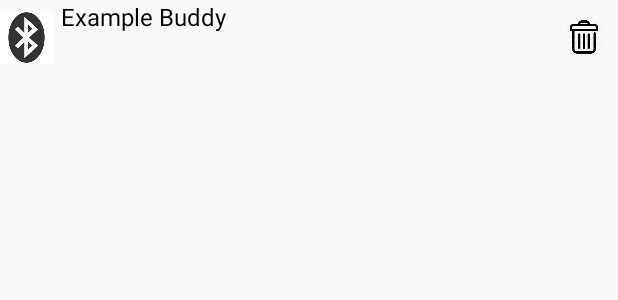
After one commit to NerdsWitAttitudes/Smart-Gym-Android, an Android app: the layout buddy_list_item.xml on its own in the app's theme, with its tools: preview values and no code run, on a phone screen of 412 x 824 dp. The commit adds this screen. Shown: the top 300 px of the screen. Run offline under Robolectric (Android 15) with nearby library versions, the phone set to English and light mode, and no system bars.

Commit message:
listing done

```diff
--- a/app/src/main/AndroidManifest.xml
+++ b/app/src/main/AndroidManifest.xml
@@ -53,6 +53,9 @@
             android:name=".activities.SportScheduleItem"
             android:screenOrientation="portrait"
             android:parentActivityName=".activities.SportSchedule"/>
+        <activity
+            android:name=".activities.Buddies"
+            android:screenOrientation="portrait"/>
     </application>
 
 </manifest>
--- a/app/src/main/java/com/nwa/smartgym/activities/Devices.java
+++ b/app/src/main/java/com/nwa/smartgym/activities/Devices.java
@@ -30,7 +30,6 @@ public class Devices extends OrmLiteBaseListActivity<DatabaseHelper>{
 
     private Context context;
     private OrmLiteCursorAdapter<Device, RelativeLayout> viewAdapter;
-    private LayoutInflater layoutInflater;
 
     private Dao<Device, UUID> deviceDao;
     private PreparedQuery<Device> preparedListQuery;
--- a/app/src/main/java/com/nwa/smartgym/activities/Main.java
+++ b/app/src/main/java/com/nwa/smartgym/activities/Main.java
@@ -73,6 +73,11 @@ public class Main extends AppCompatActivity {
                 getString(R.string.action_sport_schedule),
                 new Intent(this, SportSchedule.class)
         ));
+        drawerItems.add(new DrawerItem(
+                getResources().getDrawable(R.drawable.ic_date_range_black_24dp),
+                getString(R.string.buddies),
+                new Intent(this, Buddies.class)
+        ));
         drawerItems.add(getLoginDrawerItem());
 
 
--- a/app/src/main/java/com/nwa/smartgym/api/BuddyAPI.java
+++ b/app/src/main/java/com/nwa/smartgym/api/BuddyAPI.java
@@ -11,5 +11,5 @@ import retrofit2.http.GET;
  */
 public interface BuddyAPI {
     @GET("user/buddies")
-    Call<List<Buddy>> getBuddies();
+    Call<List<Buddy>> list();
 }
--- a/app/src/main/java/com/nwa/smartgym/api/callbacks/Callback.java
+++ b/app/src/main/java/com/nwa/smartgym/api/callbacks/Callback.java
@@ -3,6 +3,7 @@ package com.nwa.smartgym.api.callbacks;
 import android.app.Activity;
 import android.content.Context;
 import android.content.Intent;
+import android.util.Log;
 import android.widget.Toast;
 
 import com.nwa.smartgym.R;
@@ -38,6 +39,7 @@ public abstract class Callback<T> implements retrofit2.Callback<T> {
 
     @Override
     public void onFailure(Call<T> call, Throwable t) {
+        Log.e(this.getClass().getName(), t.toString());
         ErrorHelper.raiseGenericError(context);
     }
 
--- /dev/null
+++ b/app/src/main/res/layout/buddy_list_item.xml
@@ -0,0 +1,37 @@
+<?xml version="1.0" encoding="utf-8"?>
+<RelativeLayout
+    xmlns:android="http://schemas.android.com/apk/res/android"
+    android:layout_width="match_parent"
+    android:layout_height="50dp"
+    android:id="@+id/buddy_list_item"
+    android:paddingRight="10dp">
+
+    <ImageView
+        android:layout_height="35dp"
+        android:layout_width="35dp"
+        android:layout_marginRight="5dp"
+        android:layout_centerVertical="true"
+        android:layout_alignParentLeft="true"
+        android:layout_alignParentStart="true"
+        android:id="@+id/logo_buddy_list_item"
+        android:src="@drawable/bluetooth"/>
+
+    <TextView
+        android:layout_width="wrap_content"
+        android:layout_height="wrap_content"
+        android:textAppearance="?android:attr/textAppearanceListItem"
+        android:text="Example Buddy"
+        android:textColor="#000000"
+        android:id="@+id/name_buddy_list_item"
+        android:layout_toRightOf="@id/logo_buddy_list_item"
+        android:layout_toEndOf="@id/logo_buddy_list_item"/>
+
+    <ImageView
+        android:layout_width="25dp"
+        android:layout_height="25dp"
+        android:id="@+id/delete_buddy_list_item"
+        android:layout_centerVertical="true"
+        android:layout_alignParentRight="true"
+        android:layout_alignParentEnd="true"
+        android:src="@drawable/delete"/>
+</RelativeLayout>
--- a/app/src/main/res/layout/content_buddies.xml
+++ b/app/src/main/res/layout/content_buddies.xml
@@ -6,7 +6,7 @@
     android:layout_height="match_parent"
     app:layout_behavior="@string/appbar_scrolling_view_behavior"
     tools:context="com.nwa.smartgym.activities.Buddies"
-    tools:showIn="@layout/fragment_buddies">
+    tools:showIn="@layout/activity_buddies">
 
     <ListView
         android:layout_width="match_parent"
--- a/app/src/main/res/values/strings.xml
+++ b/app/src/main/res/values/strings.xml
@@ -68,4 +68,7 @@
     <string name="action_next">Next</string>
     <string name="action_cancel">Cancel</string>
     <string name="title_activity_devices">Devices</string>
+
+    <!-- String realted to buddies -->
+    <string name="buddies">Buddies</string>
 </resources>
```
Also changed, not shown: app/src/main/java/com/nwa/smartgym/activities/Buddies.java (+31 -22 lines), app/src/main/java/com/nwa/smartgym/api/interfaces/BuddyAPIInterface.java (+26 -3 lines), app/src/main/java/com/nwa/smartgym/api/interfaces/UserAPIInterface.java (+0 -13 lines), app/src/main/java/com/nwa/smartgym/lib/DatabaseHelper.java (+14 -2 lines), app/src/main/java/com/nwa/smartgym/models/Buddy.java (+11 -3 lines), app/src/main/java/com/nwa/smartgym/models/User.java (+14 -0 lines), app/src/main/res/layout/activity_buddies.xml (renamed from app/src/main/res/layout/fragment_buddies.xml).
